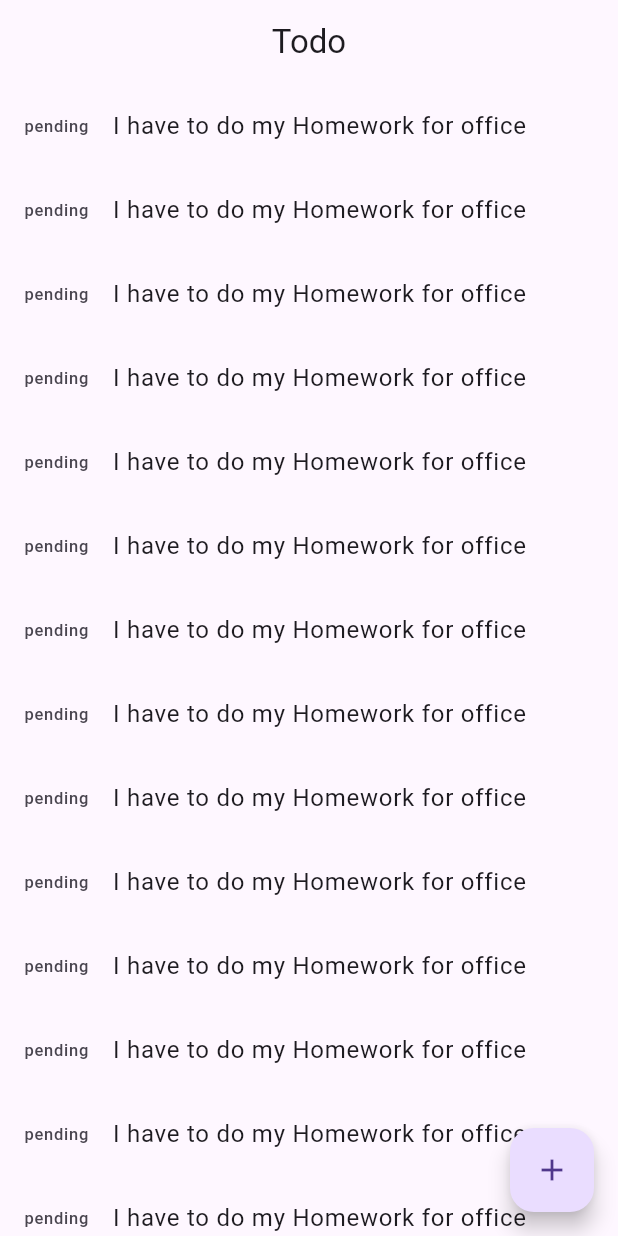
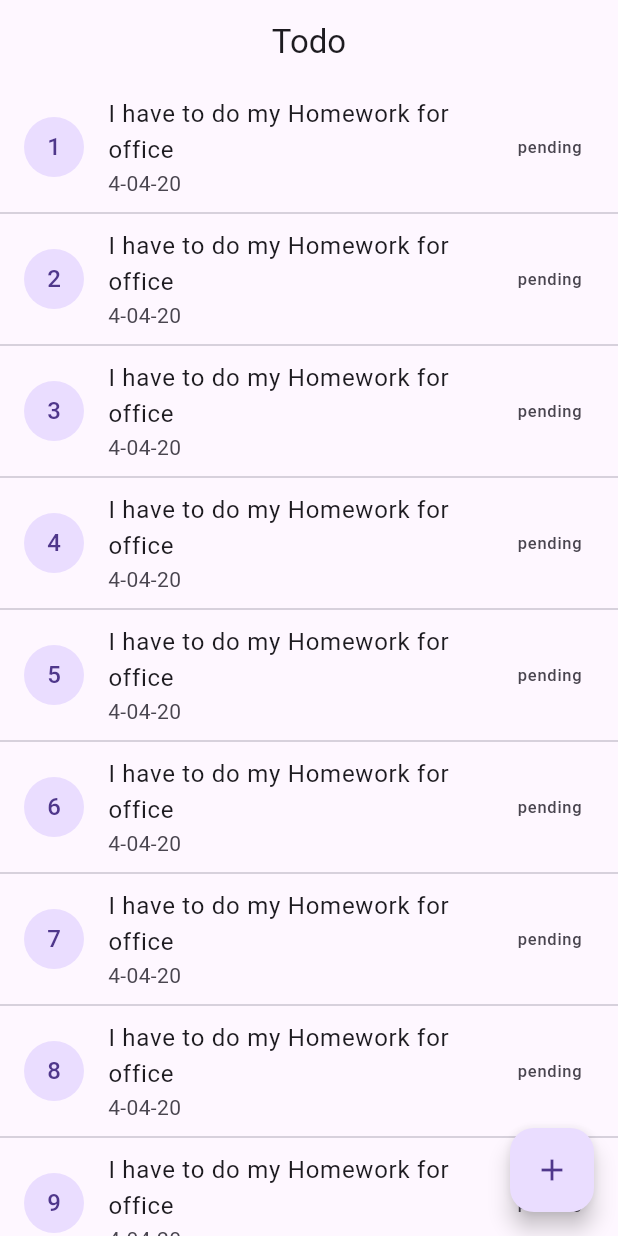
Before and after one commit to Shahin4292/Todo_app, a Flutter app: the screen it shows after launch, on a phone screen of 412 x 824 dp. Run offline on Flutter 3.47's test engine with Material 3 defaults, Android fonts, the phone set to English and light mode, and no system bars.

Commit message:
home screen done

```diff
--- a/lib/homeScreen/home_screen.dart
+++ b/lib/homeScreen/home_screen.dart
@@ -16,17 +16,38 @@ class _HomeScreenState extends State<HomeScreen> {
         centerTitle: true,
       ),
       floatingActionButton: FloatingActionButton(onPressed: () {
+        showModalBottomSheet(context: context, builder: (context) {
+          return  Column(
+            children: [
+              const Text("Add"),
+              TextFormField(
+                decoration: InputDecoration(
 
+                ),
+              )
+            ],
+          )
+        });
       },
         child: const Icon(Icons.add),
       ),
-      body: ListView.builder(
-          itemBuilder: (context, index) => (
-          const ListTile(
-            title: Text("I have to do my Homework for office"),
-            leading: Text("pending"),
-          )
-          ),
+      body: ListView.separated(
+        itemCount: 10,
+        itemBuilder: (context, index) =>
+        (
+            ListTile(
+              title: const Text("I have to do my Homework for office"),
+              subtitle: const Text("4-04-20"),
+              trailing: const Text("pending"),
+              leading: CircleAvatar(
+                child: Text('${index + 1}'),
+              ),
+            )
+        ), separatorBuilder: (BuildContext context, int index) {
+        return const Divider(
+          height: 4,
+        );
+      },
       ),
     );
   }
```
Also changed, not shown: pubspec.lock.
